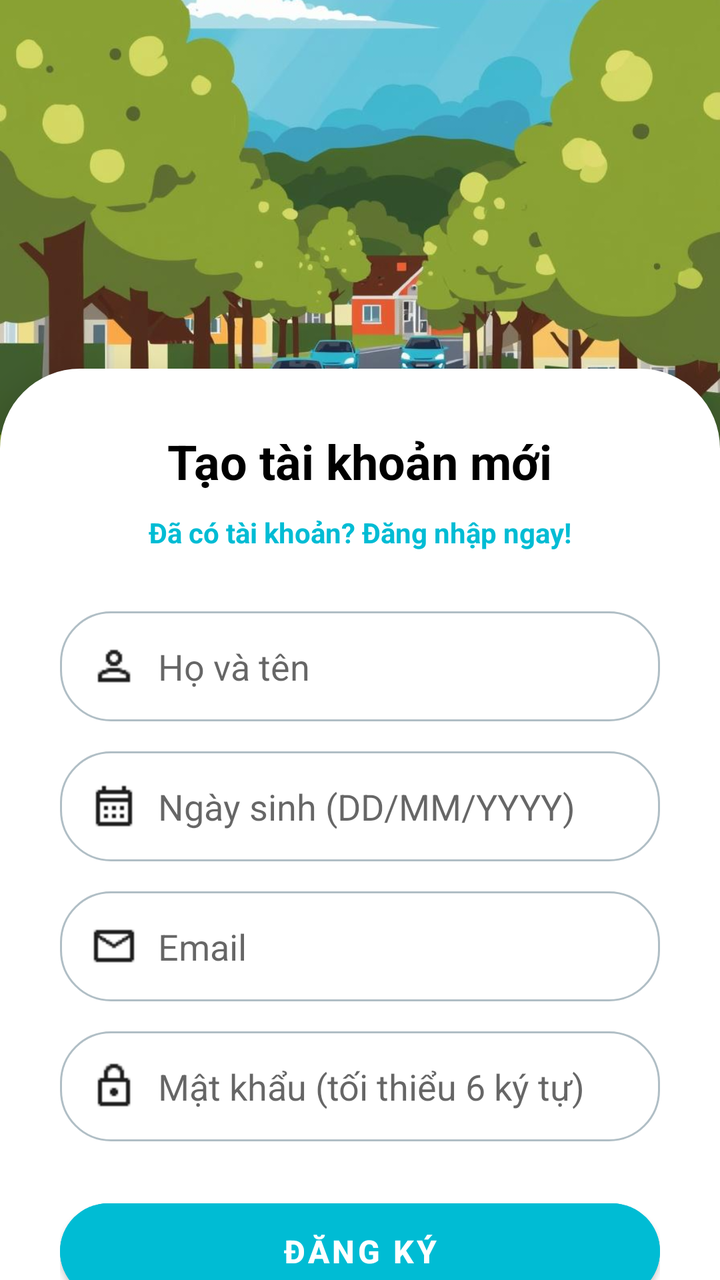
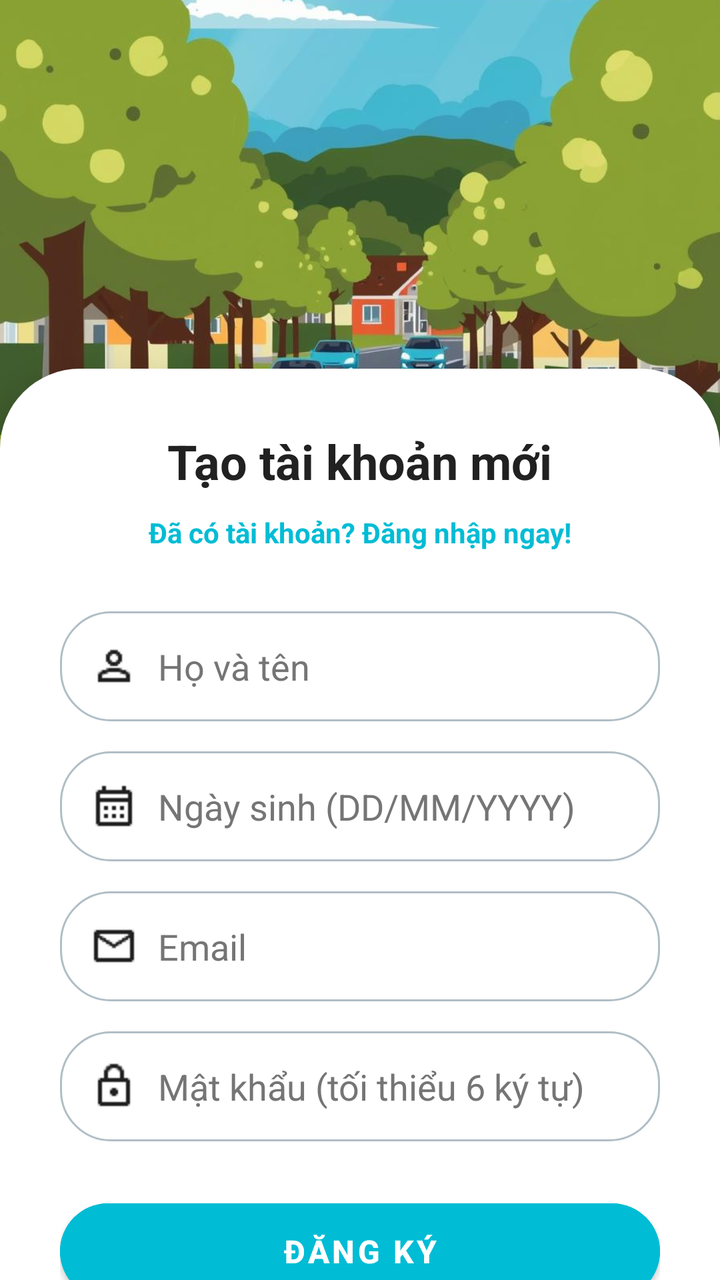

The first picture is an Android layout as it rendered before a commit; the second is the same layout after the commit. The layout source and the unified diff follow.
<!-- AndroidManifest.xml: application theme Theme.DmsApplication -->
<!-- res/layout/fragment_register.xml -->
<?xml version="1.0" encoding="utf-8"?>
<androidx.constraintlayout.widget.ConstraintLayout
    xmlns:android="http://schemas.android.com/apk/res/android"
    xmlns:app="http://schemas.android.com/apk/res-auto"
    android:id="@+id/main"
    android:layout_width="match_parent"
    android:layout_height="match_parent"
    android:background="#F5F7F8"
    android:fitsSystemWindows="true">

    
    <ImageView
        android:id="@+id/imgBackground"
        android:layout_width="match_parent"
        android:layout_height="0dp"
        android:scaleType="centerCrop"
        android:src="@drawable/pic_welcome2"
        app:layout_constraintHeight_percent="0.35"
        app:layout_constraintTop_toTopOf="parent" />

    <ScrollView
        android:layout_width="match_parent"
        android:layout_height="0dp"
        android:layout_marginTop="-40dp"
        android:fillViewport="true"
        android:scrollbars="none"
        android:background="@drawable/bg_login_card"
        android:elevation="10dp"
        app:layout_constraintTop_toBottomOf="@id/imgBackground"
        app:layout_constraintBottom_toBottomOf="parent">

        <LinearLayout
            android:layout_width="match_parent"
            android:layout_height="wrap_content"
            android:orientation="vertical"
            android:padding="30dp">

            <TextView
                android:layout_width="wrap_content"
                android:layout_height="wrap_content"
                android:layout_gravity="center"
                android:layout_marginBottom="5dp"
                android:text="Tạo tài khoản mới"
                android:textColor="#000000"
                android:textSize="24sp"
                android:textStyle="bold" />

            <TextView
                android:id="@+id/tvLogin"
                android:layout_width="wrap_content"
                android:layout_height="wrap_content"
                android:layout_gravity="center"
                android:layout_marginBottom="25dp"
                android:text="Đã có tài khoản? Đăng nhập ngay!"
                android:textColor="#00BCD4"
                android:textStyle="bold"
                android:padding="5dp" />

            <EditText
                android:id="@+id/edtName"
                android:layout_width="match_parent"
                android:layout_height="55dp"
                android:layout_marginBottom="15dp"
                android:background="@drawable/bg_edittext_rounded"
                android:drawableStart="@drawable/ic_person"
                android:drawablePadding="10dp"
                android:hint="Họ và tên"
                android:inputType="textPersonName"
                android:paddingHorizontal="15dp" />

            <EditText
                android:id="@+id/edtDob"
                android:layout_width="match_parent"
                android:layout_height="55dp"
                android:layout_marginBottom="15dp"
                android:background="@drawable/bg_edittext_rounded"
                android:drawableStart="@drawable/ic_date"
                android:drawablePadding="10dp"
                android:hint="Ngày sinh (DD/MM/YYYY)"
                android:focusable="false"
                android:clickable="true"
                android:inputType="none"
                android:paddingHorizontal="15dp" />

            <EditText
                android:id="@+id/edtEmail"
                android:layout_width="match_parent"
                android:layout_height="55dp"
                android:layout_marginBottom="15dp"
                android:background="@drawable/bg_edittext_rounded"
                android:drawableStart="@drawable/ic_mail"
                android:drawablePadding="10dp"
                android:hint="Email"
                android:inputType="textEmailAddress"
                android:paddingHorizontal="15dp" />

            <EditText
                android:id="@+id/edtPassword"
                android:layout_width="match_parent"
                android:layout_height="55dp"
                android:layout_marginBottom="25dp"
                android:background="@drawable/bg_edittext_rounded"
                android:drawableStart="@drawable/ic_lock"
                android:drawablePadding="10dp"
                android:hint="Mật khẩu (tối thiểu 6 ký tự)"
                android:inputType="textPassword"
                android:paddingHorizontal="15dp" />

            <com.google.android.material.button.MaterialButton
                android:id="@+id/btnRegister"
                android:layout_width="match_parent"
                android:layout_height="60dp"
                android:backgroundTint="#00BCD4"
                android:text="Đăng ký"
                android:textSize="16sp"
                android:textStyle="bold"
                app:cornerRadius="30dp" />

            <View
                android:layout_width="match_parent"
                android:layout_height="50dp" />

        </LinearLayout>
    </ScrollView>
</androidx.constraintlayout.widget.ConstraintLayout>
<!-- resources referenced by this layout -->
<resources>
  <!-- drawable bg_edittext_rounded (drawable) -->
  <?xml version="1.0" encoding="utf-8"?>
  <shape xmlns:android="http://schemas.android.com/apk/res/android"
      android:shape="rectangle">
  
      <corners android:radius="25dp" />
  
      <solid android:color="#FFFFFF" />
  
      <stroke
          android:width="1dp"
          android:color="#B0BEC5" />
  
      <padding
          android:left="16dp"
          android:right="16dp" />
  </shape>
  <!-- drawable bg_login_card (drawable) -->
  <?xml version="1.0" encoding="utf-8"?>
  <shape xmlns:android="http://schemas.android.com/apk/res/android">
      <solid android:color="#FFFFFF" /> <corners
      android:topLeftRadius="40dp"
      android:topRightRadius="40dp" /> </shape>
  <!-- drawable ic_date: png bitmap (drawable, 297 bytes) -->
  <!-- drawable ic_lock: png bitmap (drawable, 377 bytes) -->
  <!-- drawable ic_mail: png bitmap (drawable, 427 bytes) -->
  <!-- drawable ic_person: png bitmap (drawable, 424 bytes) -->
  <!-- drawable pic_welcome2: jpg bitmap (drawable, 104063 bytes) -->
  <style name="Theme.DmsApplication" parent="Theme.MaterialComponents.DayNight.NoActionBar" />
</resources>

<!-- the commit's change to res/layout/fragment_register.xml (unified diff, before → after) -->
@@ -5,7 +5,7 @@
     android:id="@+id/main"
     android:layout_width="match_parent"
     android:layout_height="match_parent"
-    android:background="#F5F7F8"
+    android:background="@color/screen_background"
     android:fitsSystemWindows="true">
 
     
@@ -41,7 +41,7 @@
                 android:layout_gravity="center"
                 android:layout_marginBottom="5dp"
                 android:text="Tạo tài khoản mới"
-                android:textColor="#000000"
+                android:textColor="@color/text_primary"
                 android:textSize="24sp"
                 android:textStyle="bold" />
 
@@ -52,7 +52,7 @@
                 android:layout_gravity="center"
                 android:layout_marginBottom="25dp"
                 android:text="Đã có tài khoản? Đăng nhập ngay!"
-                android:textColor="#00BCD4"
+                android:textColor="@color/brand_primary"
                 android:textStyle="bold"
                 android:padding="5dp" />
 
@@ -110,7 +110,8 @@
                 android:id="@+id/btnRegister"
                 android:layout_width="match_parent"
                 android:layout_height="60dp"
-                android:backgroundTint="#00BCD4"
+                android:backgroundTint="@color/brand_primary"
+                android:textColor="@color/on_primary"
                 android:text="Đăng ký"
                 android:textSize="16sp"
                 android:textStyle="bold"
<!-- resource entries referenced after the edit -->
@@ -1,5 +1,9 @@
 <!-- resources referenced by this layout -->
 <resources>
+  <color name="brand_primary">#00BCD5</color>
+  <color name="on_primary">#FFFFFF</color>
+  <color name="screen_background">#F5F7F8</color>
+  <color name="text_primary">#212121</color>
   <!-- drawable bg_edittext_rounded (drawable) -->
   <?xml version="1.0" encoding="utf-8"?>
   <shape xmlns:android="http://schemas.android.com/apk/res/android"
@@ -7,11 +11,11 @@
   
       <corners android:radius="25dp" />
   
-      <solid android:color="#FFFFFF" />
+      <solid android:color="@color/surface" />
   
       <stroke
           android:width="1dp"
-          android:color="#B0BEC5" />
+          android:color="@color/input_stroke" />
   
       <padding
           android:left="16dp"
@@ -20,7 +24,7 @@
   <!-- drawable bg_login_card (drawable) -->
   <?xml version="1.0" encoding="utf-8"?>
   <shape xmlns:android="http://schemas.android.com/apk/res/android">
-      <solid android:color="#FFFFFF" /> <corners
+      <solid android:color="@color/surface" /> <corners
       android:topLeftRadius="40dp"
       android:topRightRadius="40dp" /> </shape>
   <!-- drawable ic_date: png bitmap (drawable, 297 bytes) -->
@@ -28,6 +32,31 @@
   <!-- drawable ic_mail: png bitmap (drawable, 427 bytes) -->
   <!-- drawable ic_person: png bitmap (drawable, 424 bytes) -->
   <!-- drawable pic_welcome2: jpg bitmap (drawable, 104063 bytes) -->
-  <style name="Theme.DmsApplication" parent="Theme.MaterialComponents.DayNight.NoActionBar" />
+  <style name="Theme.DmsApplication" parent="Theme.DmsApplication.Base">
+          <item name="android:windowLightStatusBar">true</item>
+      </style>
+  <color name="surface">#FFFFFF</color>
+  <color name="input_stroke">#B0BEC5</color>
+  <style name="Theme.DmsApplication.Base" parent="Theme.MaterialComponents.DayNight.NoActionBar">
+          <item name="colorPrimary">@color/brand_primary</item>
+          <item name="colorPrimaryVariant">@color/brand_primary_variant</item>
+          <item name="colorOnPrimary">@color/on_primary</item>
+          <item name="colorSecondary">@color/brand_primary</item>
+          <item name="colorSurface">@color/surface</item>
+          <item name="colorOnSurface">@color/text_primary</item>
+          <item name="colorControlNormal">@color/icon_secondary</item>
+          <item name="android:colorAccent">@color/brand_primary</item>
+          <item name="android:windowBackground">@color/screen_background</item>
+          <item name="android:textColorPrimary">@color/text_primary</item>
+          <item name="android:textColorSecondary">@color/text_secondary</item>
+          <item name="android:editTextColor">@color/text_primary</item>
+          <item name="android:textColorHint">@color/text_muted</item>
+          <item name="android:navigationBarColor">@color/surface</item>
+          <item name="android:statusBarColor">@color/screen_background</item>
+      </style>
+  <color name="brand_primary_variant">#0097A7</color>
+  <color name="icon_secondary">#546E7A</color>
+  <color name="text_secondary">#546E7A</color>
+  <color name="text_muted">#757575</color>
 </resources>
 
